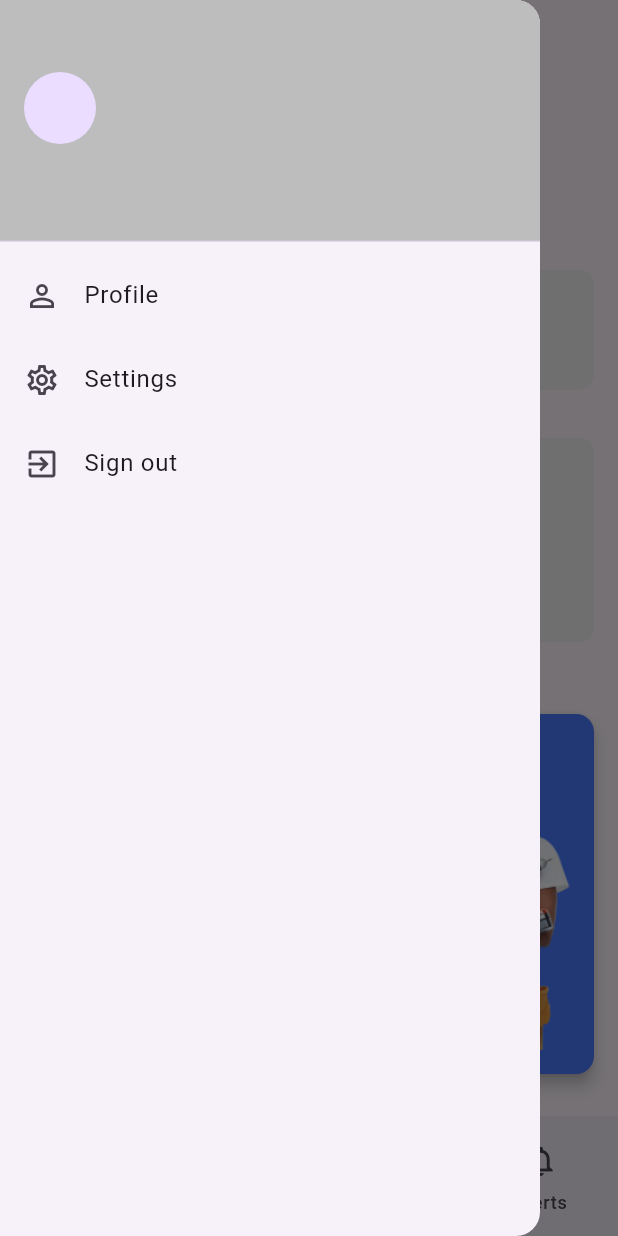
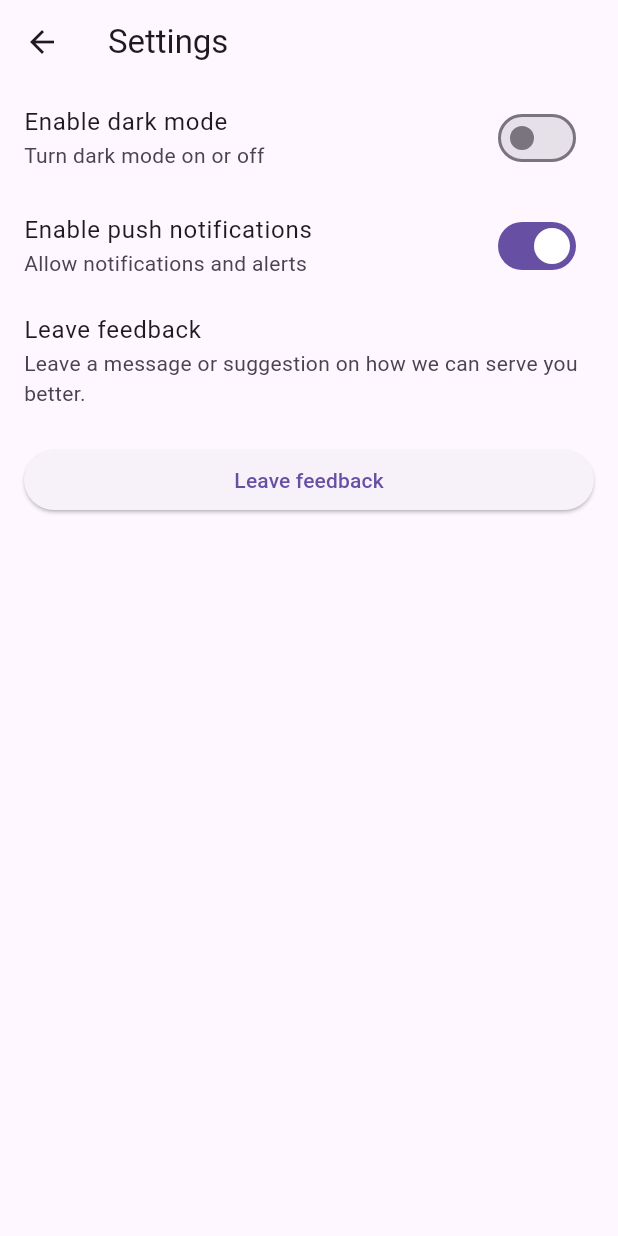
Before and after one commit to mitchellnwakusor/on_demand, a Flutter app: the ArtisanHomeScreen screen opened directly, in the side drawer, after a tap on "Settings", on a phone screen of 412 x 824 dp. Run offline on Flutter 3.47's test engine with Material 3 defaults, Android fonts, the phone set to English and light mode, and no system bars; our stand-ins replace awesome_dialog, cloud_firestore, connectivity_plus, file_picker, firebase_auth, firebase_core and 5 more; missing offline and left inert: firebase_ui_auth, firebase_ui_oauth_facebook, firebase_ui_oauth_google; accounts and stored records are empty.

Commit message:
settings ui + minor adjustments

```diff
--- a/lib/Core/routes.dart
+++ b/lib/Core/routes.dart
@@ -7,6 +7,7 @@ import 'package:on_demand/UI/Screens/business_detail_screen.dart';
 import 'package:on_demand/UI/Screens/document_upload_screen.dart';
 import 'package:on_demand/UI/Screens/otp_verification_screen.dart';
 import 'package:on_demand/UI/Screens/search_input_screen.dart';
+import '../UI/Screens/settings_screen.dart';
 import 'authentication_handler.dart';
 import '../UI/Screens/login_screen.dart';
 import '../UI/Screens/register_screen.dart';
@@ -34,6 +35,8 @@ Route<dynamic>? generateRoute (RouteSettings settings) {
       return MaterialPageRoute(builder: (_)=> const BusinessDetailScreen(),settings: settings);
     case ProfileScreen.id:
       return MaterialPageRoute(builder: (_)=> const ProfileScreen(),settings: settings);
+    case AppSettingsScreen.id:
+      return MaterialPageRoute(builder: (_)=> const AppSettingsScreen(),settings: settings);
     case DocumentUploadScreen.id:
       return MaterialPageRoute(builder: (_)=> const DocumentUploadScreen(),settings: settings);
     default:
@@ -53,4 +56,5 @@ String otpVerificationScreen = OTPVerificationScreen.id;
 String documentUploadScreen = DocumentUploadScreen.id;
 String businessDetailScreen = BusinessDetailScreen.id;
 String profileScreen = ProfileScreen.id;
+String appSettingsScreen = AppSettingsScreen.id;
 // String phoneTextScreen = PhoneTextScreen.id;
--- a/lib/UI/Screens/home_screen.dart
+++ b/lib/UI/Screens/home_screen.dart
@@ -72,7 +72,9 @@ class _ArtisanHomeScreenState extends State<ArtisanHomeScreen> {
                     ListTile(
                       leading: const Icon(Icons.settings_outlined),
                       title: const Text('Settings'),
-                      onTap: (){},
+                      onTap: (){
+                        Navigator.pushNamed(context, appSettingsScreen);
+                      },
                     ),
                     ListTile(
                       leading: const Icon(Icons.exit_to_app_outlined),
@@ -178,7 +180,7 @@ class _ArtisanHomeScreenState extends State<ArtisanHomeScreen> {
                   child: Column(
                     crossAxisAlignment: CrossAxisAlignment.stretch,
                     children: [
-                      const Text('Welcome back, ',style: TextStyle(
+                      const Text('Welcome, ',style: TextStyle(
                           fontWeight: FontWeight.w600,
                           fontSize: 24
                       ),),
@@ -345,7 +347,7 @@ class _ArtisanHomeScreenState extends State<ArtisanHomeScreen> {
                   NavigationDestination(icon: navItem==2 ? const Icon(Icons.payment) : const Icon(Icons.payment_outlined) , label: 'Pay'),
                   NavigationDestination(icon: navItem==3 ? const Icon(Icons.notifications) : const Icon(Icons.notifications_outlined), label: 'Alerts'),
                 ],),
-            );
+            ); //loading or blank widgets
           }
         }
     );
@@ -363,7 +365,7 @@ class ArtisanHomeWidget extends StatelessWidget {
         child: Column(
           crossAxisAlignment: CrossAxisAlignment.stretch,
           children: [
-            Text('Welcome back, ${context.watch<UserDetailsProvider>().firstName}',style: const TextStyle(
+            Text('Welcome, ${context.watch<UserDetailsProvider>().firstName}',style: const TextStyle(
                 fontWeight: FontWeight.w600,
                 fontSize: 24
             ),),
--- /dev/null
+++ b/lib/UI/Screens/settings_screen.dart
@@ -0,0 +1,140 @@
+import 'package:flutter/material.dart';
+import 'package:on_demand/UI/Components/text_field.dart';
+
+import '../../Utilities/constants.dart';
+import '../Components/page_indicator.dart';
+
+class AppSettingsScreen extends StatefulWidget {
+  const AppSettingsScreen({super.key});
+  static const id = 'app_settings_screen';
+
+
+  @override
+  State<AppSettingsScreen> createState() => _AppSettingsScreenState();
+}
+
+class _AppSettingsScreenState extends State<AppSettingsScreen> {
+
+
+  bool tempIsDarkMode = false;
+  bool tempIsNotificationEnabled = true;
+  @override
+  Widget build(BuildContext context) {
+    return Scaffold(
+      appBar: AppBar(
+        elevation: 0,
+        // leadingWidth: MediaQuery.of(context).size.width/2.75,
+        automaticallyImplyLeading: true,
+        title: const Text('Settings'),
+        // actions: [
+        //   TextButton(
+        //     onPressed: () => Navigator.pushReplacementNamed(context, loginScreen),
+        //     child: const Text(
+        //       'Login',
+        //     ),
+        //   ),
+        // ],
+      ),
+      body: Column(
+        crossAxisAlignment: CrossAxisAlignment.stretch,
+        children: [
+          ListTile(
+            title: const Text('Enable dark mode'),
+            subtitle: const Text('Turn dark mode on or off'),
+            trailing: Switch(value: tempIsDarkMode, onChanged: (value){setState(() {
+              tempIsDarkMode = value;
+            });}),
+          ),
+          ListTile(
+            title: const Text('Enable push notifications'),
+            subtitle: const Text('Allow notifications and alerts'),
+            trailing: Switch(value: tempIsNotificationEnabled, onChanged: (value){setState(() {
+              tempIsNotificationEnabled = value;
+            });}),
+          ),
+          const ListTile(
+            title: Text('Leave feedback'),
+            subtitle: Text('Leave a message or suggestion on how we can serve you better.'),
+          ),
+          Padding(
+            padding: const EdgeInsets.all(16.0),
+            child: ElevatedButton(onPressed: (){
+              showDialog(context: context, builder: (context){
+                return const CustomFeedbackDialog(dialogTitle: 'Leave feedback');
+              });
+            }, child: const Text('Leave feedback')),
+          ),
+        ],
+      ),
+    );
+  }
+}
+
+
+class CustomFeedbackDialog extends StatefulWidget {
+  const CustomFeedbackDialog({super.key,required this.dialogTitle});
+  final String dialogTitle;
+
+  @override
+  State<CustomFeedbackDialog> createState() => _CustomFeedbackDialogState();
+}
+
+class _CustomFeedbackDialogState extends State<CustomFeedbackDialog> {
+
+  TextEditingController subjectController = TextEditingController();
+  TextEditingController messageController = TextEditingController();
+  @override
+  Widget build(BuildContext context) {
+    return SimpleDialog(
+      title: Text(widget.dialogTitle,textAlign: TextAlign.center,),
+      titlePadding: const EdgeInsets.symmetric(horizontal: 16,vertical: 16),
+      contentPadding: const EdgeInsets.symmetric(horizontal: 16,vertical: 16),
+      children: [
+        Column(
+          crossAxisAlignment: CrossAxisAlignment.start,
+          children: [
+            const Text('Subject'),
+            const SizedBox(height: 8,),
+            TextFormField(
+              controller: subjectController,
+              decoration: const InputDecoration(
+                border: OutlineInputBorder(),
+              ),
+            ),
+          ],
+        ),
+        const SizedBox(height: 16,),
+        Column(
+          crossAxisAlignment: CrossAxisAlignment.start,
+          children: [
+            const Text('Message'),
+            const SizedBox(height: 8,),
+            TextFormField(
+              controller: messageController,
+              maxLines: 4,
+              decoration: const InputDecoration(
+                border: OutlineInputBorder(),
+
+              ),
+            ),
+          ],
+        ),
+        const SizedBox(height: 32,),
+        Row(
+          mainAxisSize: MainAxisSize.max,
+          mainAxisAlignment: MainAxisAlignment.end,
+          children: [
+            TextButton(onPressed: (){
+              Navigator.pop(context);
+            }, child: const Text('cancel')),
+            const SizedBox(width: 24,),
+            //Todo:
+            ElevatedButton(onPressed: (){}, child: const Text('Send')),
+
+          ],
+        )
+      ],
+
+    );
+  }
+}
```
Also changed, not shown: lib/UI/Components/text_field.dart (line endings or trailing spaces).
